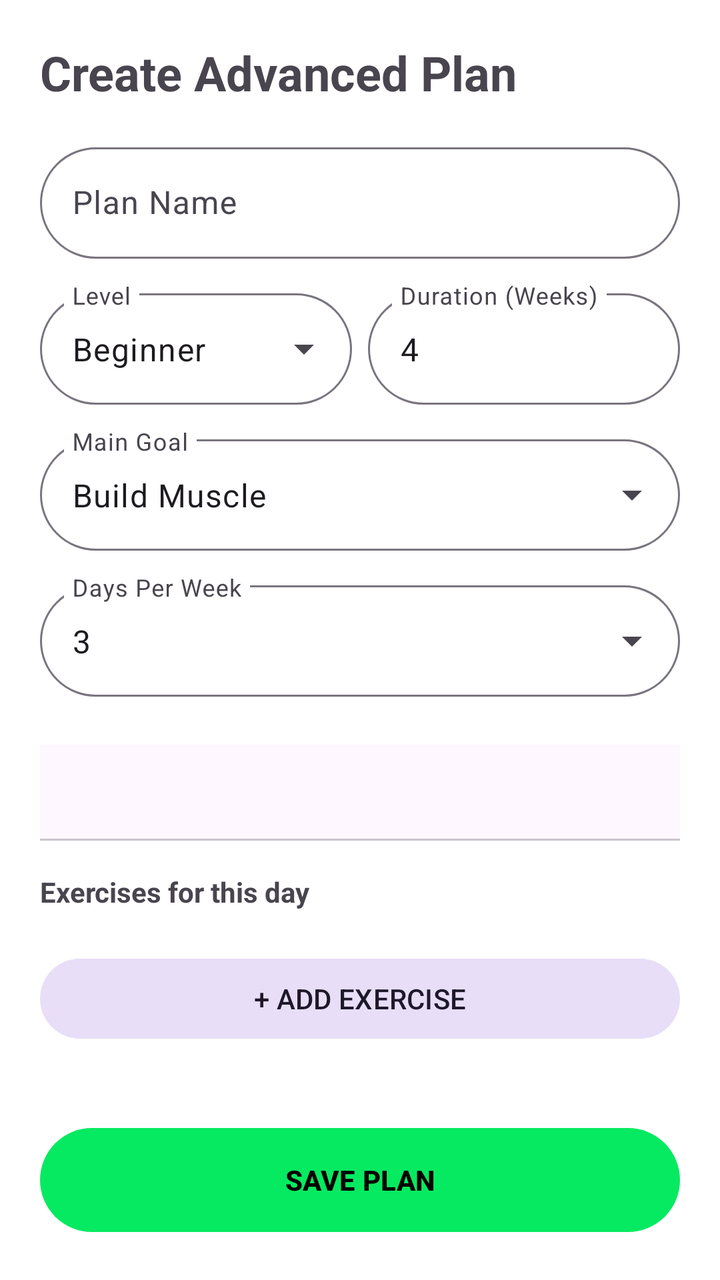
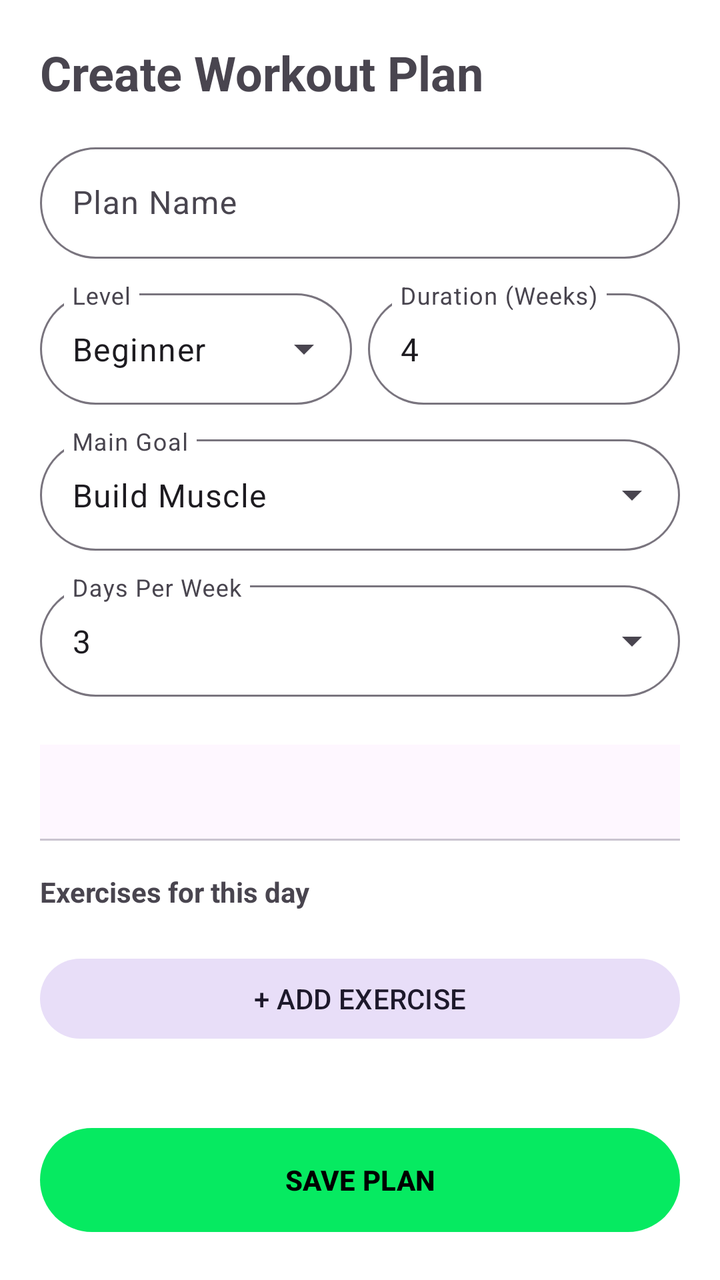

Before-and-after screenshots of an Android layout around one commit, followed by the original layout XML and the change that was made.
<!-- AndroidManifest.xml: application theme Theme.FitBro -->
<!-- res/layout/fragment_create_plan.xml -->
<?xml version="1.0" encoding="utf-8"?>
<androidx.constraintlayout.widget.ConstraintLayout xmlns:android="http://schemas.android.com/apk/res/android"
    xmlns:app="http://schemas.android.com/apk/res-auto"
    xmlns:tools="http://schemas.android.com/tools"
    android:layout_width="match_parent"
    android:layout_height="match_parent"
    android:background="?android:attr/windowBackground">

    <androidx.core.widget.NestedScrollView
        android:layout_width="match_parent"
        android:layout_height="0dp"
        app:layout_constraintBottom_toTopOf="@id/btnSavePlan"
        app:layout_constraintTop_toTopOf="parent">

        <LinearLayout
            android:layout_width="match_parent"
            android:layout_height="wrap_content"
            android:orientation="vertical"
            android:padding="20dp">

            <TextView
                android:id="@+id/tvCreateTitle"
                android:layout_width="wrap_content"
                android:layout_height="wrap_content"
                android:text="Create Advanced Plan"
                android:textSize="24sp"
                android:textStyle="bold" />

            
            <com.google.android.material.textfield.TextInputLayout
                android:id="@+id/tilPlanName"
                android:layout_width="match_parent"
                android:layout_height="wrap_content"
                android:layout_marginTop="16dp"
                android:hint="Plan Name">
                <com.google.android.material.textfield.TextInputEditText
                    android:id="@+id/etPlanName"
                    android:layout_width="match_parent"
                    android:layout_height="wrap_content" />
            </com.google.android.material.textfield.TextInputLayout>

            <LinearLayout
                android:layout_width="match_parent"
                android:layout_height="wrap_content"
                android:layout_marginTop="12dp"
                android:orientation="horizontal">

                <com.google.android.material.textfield.TextInputLayout
                    style="@style/Widget.Material3.TextInputLayout.OutlinedBox.ExposedDropdownMenu"
                    android:layout_width="0dp"
                    android:layout_height="wrap_content"
                    android:layout_weight="1"
                    android:layout_marginEnd="8dp"
                    android:hint="Level">
                    <AutoCompleteTextView
                        android:id="@+id/spinnerLevel"
                        android:layout_width="match_parent"
                        android:layout_height="wrap_content"
                        android:inputType="none"
                        android:text="Beginner" />
                </com.google.android.material.textfield.TextInputLayout>

                <com.google.android.material.textfield.TextInputLayout
                    android:layout_width="0dp"
                    android:layout_height="wrap_content"
                    android:layout_weight="1"
                    android:hint="Duration (Weeks)">
                    <com.google.android.material.textfield.TextInputEditText
                        android:id="@+id/etDuration"
                        android:layout_width="match_parent"
                        android:layout_height="wrap_content"
                        android:inputType="number"
                        android:text="4" />
                </com.google.android.material.textfield.TextInputLayout>
            </LinearLayout>

            <com.google.android.material.textfield.TextInputLayout
                style="@style/Widget.Material3.TextInputLayout.OutlinedBox.ExposedDropdownMenu"
                android:layout_width="match_parent"
                android:layout_height="wrap_content"
                android:layout_marginTop="12dp"
                android:hint="Main Goal">
                <AutoCompleteTextView
                    android:id="@+id/spinnerGoal"
                    android:layout_width="match_parent"
                    android:layout_height="wrap_content"
                    android:inputType="none"
                    android:text="Build Muscle" />
            </com.google.android.material.textfield.TextInputLayout>

            <com.google.android.material.textfield.TextInputLayout
                style="@style/Widget.Material3.TextInputLayout.OutlinedBox.ExposedDropdownMenu"
                android:layout_width="match_parent"
                android:layout_height="wrap_content"
                android:layout_marginTop="12dp"
                android:hint="Days Per Week">
                <AutoCompleteTextView
                    android:id="@+id/spinnerDaysPerWeek"
                    android:layout_width="match_parent"
                    android:layout_height="wrap_content"
                    android:inputType="none"
                    android:text="3" />
            </com.google.android.material.textfield.TextInputLayout>

            
            <com.google.android.material.tabs.TabLayout
                android:id="@+id/tabLayoutDays"
                android:layout_width="match_parent"
                android:layout_height="wrap_content"
                android:layout_marginTop="24dp"
                app:tabMode="scrollable" />

            
            <TextView
                android:layout_width="wrap_content"
                android:layout_height="wrap_content"
                android:layout_marginTop="16dp"
                android:text="Exercises for this day"
                android:textStyle="bold" />

            <androidx.recyclerview.widget.RecyclerView
                android:id="@+id/rvSelectedExercises"
                android:layout_width="match_parent"
                android:layout_height="wrap_content"
                android:layout_marginTop="8dp"
                android:nestedScrollingEnabled="false"
                tools:listitem="@layout/item_exercise_row" />

            <com.google.android.material.button.MaterialButton
                android:id="@+id/btnAddExercise"
                style="@style/Widget.Material3.Button.TonalButton"
                android:layout_width="match_parent"
                android:layout_height="wrap_content"
                android:layout_marginTop="12dp"
                android:text="+ ADD EXERCISE" />

        </LinearLayout>
    </androidx.core.widget.NestedScrollView>

    <com.google.android.material.button.MaterialButton
        android:id="@+id/btnSavePlan"
        android:layout_width="match_parent"
        android:layout_height="60dp"
        android:layout_margin="20dp"
        android:text="SAVE PLAN"
        android:textStyle="bold"
        app:layout_constraintBottom_toBottomOf="parent" />

</androidx.constraintlayout.widget.ConstraintLayout>
<!-- res/layout/item_exercise_row.xml (included above) -->
<?xml version="1.0" encoding="utf-8"?>
<LinearLayout xmlns:android="http://schemas.android.com/apk/res/android"
    android:layout_width="match_parent"
    android:layout_height="wrap_content"
    android:orientation="horizontal"
    android:paddingVertical="8dp"
    android:gravity="center_vertical">

    <LinearLayout
        android:layout_width="0dp"
        android:layout_height="wrap_content"
        android:layout_weight="1.5"
        android:orientation="vertical">

        <TextView
            android:id="@+id/tvExerciseName"
            android:layout_width="wrap_content"
            android:layout_height="wrap_content"
            android:text="Barbell bench press"
            android:textSize="14sp"
            android:textStyle="bold"
            android:textColor="?android:attr/textColorPrimary" />

        <TextView
            android:id="@+id/tvMuscleGroup"
            android:layout_width="wrap_content"
            android:layout_height="wrap_content"
            android:text="Chest"
            android:textSize="11sp"
            android:textColor="?android:attr/textColorSecondary" />
    </LinearLayout>

    <TextView
        android:id="@+id/tvSets"
        android:layout_width="0dp"
        android:layout_height="wrap_content"
        android:layout_weight="0.4"
        android:text="3"
        android:gravity="center"
        android:textSize="13sp" />

    <TextView
        android:id="@+id/tvReps"
        android:layout_width="0dp"
        android:layout_height="wrap_content"
        android:layout_weight="0.6"
        android:text="10-12"
        android:gravity="center"
        android:textSize="13sp" />

    <TextView
        android:id="@+id/tvRest"
        android:layout_width="0dp"
        android:layout_height="wrap_content"
        android:layout_weight="0.6"
        android:text="1 min"
        android:gravity="center"
        android:textSize="13sp"
        android:textColor="?attr/colorPrimary" />

</LinearLayout>
<!-- resources referenced by this layout -->
<resources>
  <style name="Theme.FitBro" parent="Theme.Material3.DayNight.NoActionBar">
          
          <item name="colorPrimary">@color/electric_green</item>
          <item name="colorOnPrimary">@color/black</item>
          <item name="colorPrimaryContainer">@color/electric_green_variant</item>
          <item name="colorOnPrimaryContainer">@color/black</item>
  
          
          <item name="colorSecondary">@color/electric_green</item>
          <item name="colorOnSecondary">@color/black</item>
  
          
          <item name="android:statusBarColor">@color/white</item>
          <item name="android:windowLightStatusBar">true</item>
          
          
          <item name="android:windowBackground">@color/white</item>
          
          
          <item name="logoSrc">@drawable/logo_light</item>
  
          
          <item name="materialButtonStyle">@style/Widget.FitBro.Button</item>
          <item name="textInputStyle">@style/Widget.FitBro.TextInputLayout</item>
      </style>
  <color name="electric_green">#06ea61</color>
  <color name="black">#000000</color>
  <color name="electric_green_variant">#05d458</color>
  <color name="white">#FFFFFF</color>
  <!-- drawable logo_light: png bitmap (drawable, 22002 bytes) -->
  <style name="Widget.FitBro.Button" parent="Widget.Material3.Button">
          <item name="cornerRadius">28dp</item>
      </style>
  <style name="Widget.FitBro.TextInputLayout" parent="Widget.Material3.TextInputLayout.OutlinedBox">
          <item name="boxCornerRadiusTopStart">28dp</item>
          <item name="boxCornerRadiusTopEnd">28dp</item>
          <item name="boxCornerRadiusBottomStart">28dp</item>
          <item name="boxCornerRadiusBottomEnd">28dp</item>
      </style>
</resources>

<!-- the commit's change to res/layout/fragment_create_plan.xml (unified diff, before → after) -->
@@ -22,7 +22,7 @@
                 android:id="@+id/tvCreateTitle"
                 android:layout_width="wrap_content"
                 android:layout_height="wrap_content"
-                android:text="Create Advanced Plan"
+                android:text="Create Workout Plan"
                 android:textSize="24sp"
                 android:textStyle="bold" />
 
@@ -103,6 +103,16 @@
             </com.google.android.material.textfield.TextInputLayout>
 
             
+            <com.google.android.material.materialswitch.MaterialSwitch
+                android:id="@+id/switchSaveAsTemplate"
+                android:layout_width="match_parent"
+                android:layout_height="wrap_content"
+                android:layout_marginTop="16dp"
+                android:text="Save as Reusable Template"
+                android:visibility="gone"
+                tools:visibility="visible" />
+
+            
             <com.google.android.material.tabs.TabLayout
                 android:id="@+id/tabLayoutDays"
                 android:layout_width="match_parent"
@@ -110,7 +120,6 @@
                 android:layout_marginTop="24dp"
                 app:tabMode="scrollable" />
 
-            
             <TextView
                 android:layout_width="wrap_content"
                 android:layout_height="wrap_content"
